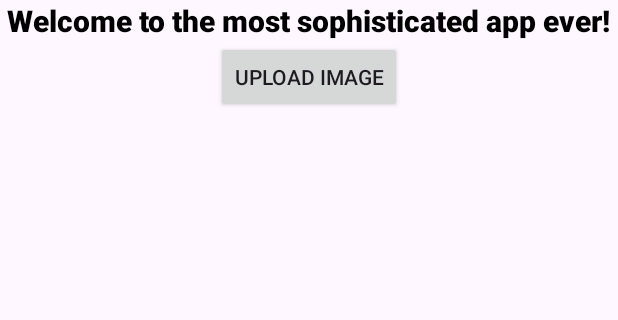
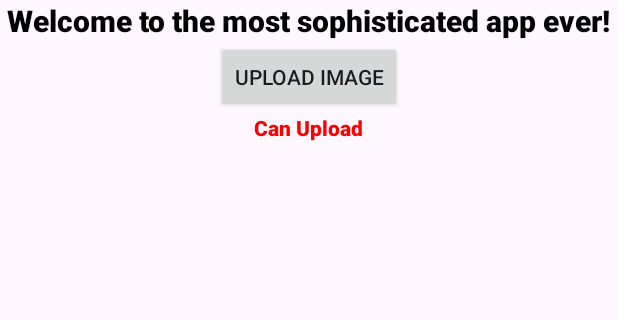
Before and after one commit to Yurem1/Puzzle-Helper, an Android app: the screen it shows after launch (UI), on a phone screen of 412 x 824 dp, the part 101-421 px from its top. Run offline under Robolectric (Android 15) with nearby library versions, the phone set to English and light mode, and no system bars; libraries missing offline, so code that uses them is left out: com.vmadalin.easypermissions.

Commit message:
Optimization and reviewing

```diff
--- a/app/build.gradle.kts
+++ b/app/build.gradle.kts
@@ -44,4 +44,7 @@ dependencies {
     testImplementation("junit:junit:4.13.2")
     androidTestImplementation("androidx.test.ext:junit:1.1.5")
     androidTestImplementation("androidx.test.espresso:espresso-core:3.5.1")
+
+    implementation("com.vmadalin:easypermissions-ktx:1.0.0")
+
 }
--- a/app/src/main/AndroidManifest.xml
+++ b/app/src/main/AndroidManifest.xml
@@ -1,6 +1,11 @@
 <?xml version="1.0" encoding="utf-8"?>
 <manifest xmlns:android="http://schemas.android.com/apk/res/android"
     xmlns:tools="http://schemas.android.com/tools">
+
+    <uses-feature
+        android:name="android.hardware.camera"
+        android:required="false" />
+    <uses-permission android:name="android.permission.CAMERA"/>
 
     <application
         android:allowBackup="true"
--- a/app/src/main/java/gg/yurem/puzzlehelper/MainActivity.kt
+++ b/app/src/main/java/gg/yurem/puzzlehelper/MainActivity.kt
@@ -7,5 +7,7 @@ class MainActivity : AppCompatActivity() {
     override fun onCreate(savedInstanceState: Bundle?) {
         super.onCreate(savedInstanceState)
         setContentView(R.layout.activity_main)
+
+
     }
 }
--- a/app/src/main/res/layout/user_interface.xml
+++ b/app/src/main/res/layout/user_interface.xml
@@ -39,4 +39,14 @@
         android:layout_gravity="center_horizontal"
         />
 
+    <TextView
+        android:id="@+id/can_upload_images"
+        android:layout_width="wrap_content"
+        android:layout_height="wrap_content"
+        android:text="@string/can_upload_images"
+        android:textColor="@color/red"
+        android:fontFamily="sans-serif-black"
+        android:layout_gravity="center_horizontal"
+        />
+
 </LinearLayout>
--- a/app/src/main/res/values/colors.xml
+++ b/app/src/main/res/values/colors.xml
@@ -3,4 +3,6 @@
     <color name="black">#FF000000</color>
     <color name="white">#FFFFFFFF</color>
     <color name="blue">#0000FF</color>
+    <color name="green">#008000</color>
+    <color name="red">#FF0000</color>
 </resources>
--- a/app/src/main/res/values/strings.xml
+++ b/app/src/main/res/values/strings.xml
@@ -2,4 +2,5 @@
     <string name="app_name">Puzzle Helper</string>
     <string name='description'>Welcome to the most sophisticated app ever!</string>
     <string name='upload_button'>Upload image</string>
+    <string name="can_upload_images">Can Upload</string>
 </resources>
```
Also changed, not shown: build.gradle.kts (line endings or trailing spaces).
